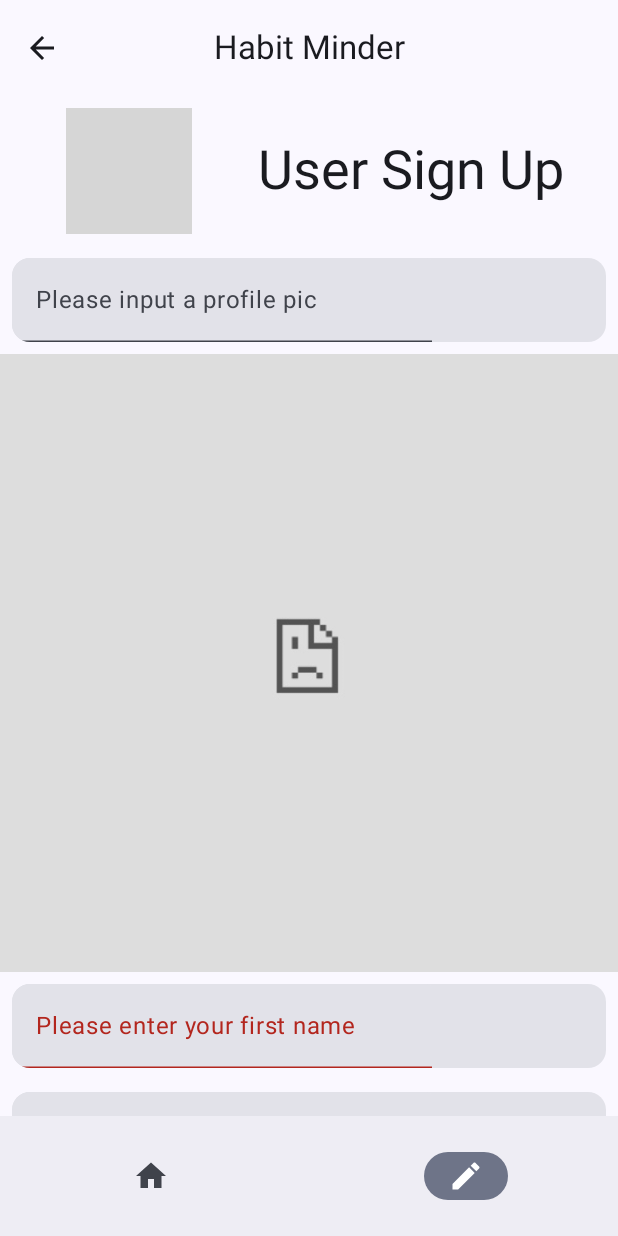
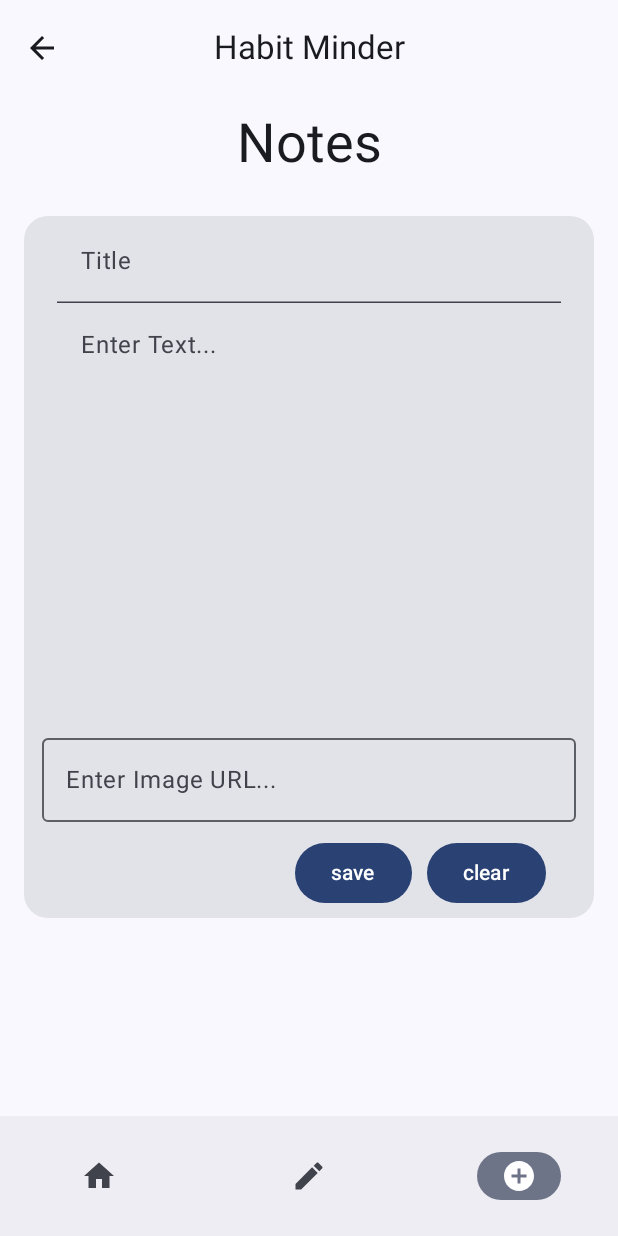
Before and after one commit to JeanRose-JAC/HabitTracker, an Android app built with Jetpack Compose: the screen it shows after launch (MainActivity), after a tap on "Go Back", on a phone screen of 412 x 824 dp. Run offline under Robolectric (Android 15) with nearby library versions, the phone set to English and light mode, and no system bars; grey boxes are pictures that could not be loaded.

Commit message:
Added 3rd screen + new navigation route

```diff
--- a/HabitTrackerApp/app/build.gradle.kts
+++ b/HabitTrackerApp/app/build.gradle.kts
@@ -4,6 +4,7 @@ plugins {
     id("com.android.application")
     id("org.jetbrains.kotlin.android")
     id("org.jlleitschuh.gradle.ktlint-idea") version "11.6.0"
+    id("kotlin-parcelize")
 }
 
 ktlint {
--- a/HabitTrackerApp/app/src/main/java/com/example/habittrackerapp/MainActivity.kt
+++ b/HabitTrackerApp/app/src/main/java/com/example/habittrackerapp/MainActivity.kt
@@ -15,10 +15,12 @@ import androidx.navigation.NavController
 import androidx.navigation.compose.rememberNavController
 import com.example.habittrackerapp.layout.MainLayout
 import com.example.habittrackerapp.navigation.rememberMutableStateListOf
+import com.example.habittrackerapp.noteInput.Note
 import com.example.habittrackerapp.ui.theme.HabitTrackerAppTheme
 
 val LocalNavController = compositionLocalOf<NavController> { error("No NavController found!") }
 val data= compositionLocalOf<SnapshotStateList<String>>{ error("No list found!")}
+val LocalNotesList = compositionLocalOf<SnapshotStateList<Note>> { error("No notes found!") }
 
 class MainActivity : ComponentActivity() {
     override fun onCreate(savedInstanceState: Bundle?) {
@@ -32,8 +34,9 @@ class MainActivity : ComponentActivity() {
                 ) {
                     val navController = rememberNavController()
                     val userInput = rememberMutableStateListOf<String>("","","","","","","")
+                    val notesList = rememberMutableStateListOf<Note>()
 
-                    CompositionLocalProvider(LocalNavController provides navController, data provides userInput) {
+                    CompositionLocalProvider(LocalNavController provides navController, data provides userInput,LocalNotesList provides notesList) {
                         MainLayout("Habit Minder") {
                             Router()
                         }
--- a/HabitTrackerApp/app/src/main/java/com/example/habittrackerapp/Router.kt
+++ b/HabitTrackerApp/app/src/main/java/com/example/habittrackerapp/Router.kt
@@ -7,6 +7,7 @@ import androidx.navigation.compose.NavHost
 import androidx.navigation.compose.composable
 import com.example.habittrackerapp.LocalNavController
 import com.example.habittrackerapp.navigation.AboutScreen
+import com.example.habittrackerapp.navigation.NoteScreen
 import com.example.habittrackerapp.navigation.UserSignUp
 
 
@@ -17,6 +18,7 @@ import com.example.habittrackerapp.navigation.UserSignUp
 sealed class Routes(val route:String)  {
     object SignUp : Routes("SignUpScreenRoute")
     object About : Routes("AboutScreenRoute")
+    object Note: Routes("NoteScreenRoute")
 }
 
 /**
@@ -33,6 +35,7 @@ fun Router() {
 
         composable(Routes.SignUp.route) { UserSignUp() }
         composable(Routes.About.route) { AboutScreen()}
+        composable(Routes.Note.route){ NoteScreen() }
     }
 
 }
--- a/HabitTrackerApp/app/src/main/java/com/example/habittrackerapp/layout/BottomBar.kt
+++ b/HabitTrackerApp/app/src/main/java/com/example/habittrackerapp/layout/BottomBar.kt
@@ -2,6 +2,7 @@ package com.example.habittrackerapp.layout
 
 import Routes
 import androidx.compose.material.icons.Icons
+import androidx.compose.material.icons.filled.AddCircle
 import androidx.compose.material.icons.filled.Create
 import androidx.compose.material.icons.filled.Home
 import androidx.compose.material3.Icon
@@ -21,7 +22,8 @@ data class NavBarIcon(
 
 val items = listOf(
     NavBarIcon(route= Routes.About.route, icon= Icons.Filled.Home),
-    NavBarIcon(route= Routes.SignUp.route, icon= Icons.Filled.Create),)
+    NavBarIcon(route= Routes.SignUp.route, icon= Icons.Filled.Create),
+    NavBarIcon(route= Routes.Note.route, icon= Icons.Filled.AddCircle),)
 
 /**
  * Composable for the shared bottom bar.
--- /dev/null
+++ b/HabitTrackerApp/app/src/main/java/com/example/habittrackerapp/navigation/NoteInputScreen.kt
@@ -0,0 +1,26 @@
+package com.example.habittrackerapp.navigation
+
+import androidx.compose.foundation.layout.Column
+import androidx.compose.foundation.layout.padding
+import androidx.compose.material3.MaterialTheme
+import androidx.compose.material3.Text
+import androidx.compose.runtime.Composable
+import androidx.compose.ui.Alignment
+import androidx.compose.ui.Modifier
+import androidx.compose.ui.unit.dp
+import com.example.habittrackerapp.noteInput.ViewNote
+
+
+@Composable
+fun NoteScreen(){
+
+    Column {
+        Text(text = "Notes",
+            modifier = Modifier
+                .padding(20.dp,10.dp)
+                .align(Alignment.CenterHorizontally),
+            style= MaterialTheme.typography.displaySmall
+        )
+        ViewNote()
+    }
+}
--- /dev/null
+++ b/HabitTrackerApp/app/src/main/java/com/example/habittrackerapp/noteInput/Note.kt
@@ -0,0 +1,6 @@
+package com.example.habittrackerapp.noteInput
+
+import android.os.Parcelable
+import kotlinx.parcelize.Parcelize
+@Parcelize
+data class Note(var title:String, var description:String, var urlImage:String?): Parcelable
--- /dev/null
+++ b/HabitTrackerApp/app/src/main/java/com/example/habittrackerapp/noteInput/NoteElements.kt
@@ -0,0 +1,132 @@
+package com.example.habittrackerapp.noteInput
+
+import android.widget.Toast
+import androidx.compose.foundation.layout.Column
+import androidx.compose.foundation.layout.Row
+import androidx.compose.foundation.layout.fillMaxWidth
+import androidx.compose.foundation.layout.height
+import androidx.compose.foundation.layout.padding
+import androidx.compose.foundation.rememberScrollState
+import androidx.compose.foundation.verticalScroll
+import androidx.compose.material3.Button
+import androidx.compose.material3.ExperimentalMaterial3Api
+import androidx.compose.material3.OutlinedTextField
+import androidx.compose.material3.Text
+import androidx.compose.material3.TextField
+import androidx.compose.material3.TextFieldDefaults
+import androidx.compose.runtime.Composable
+import androidx.compose.runtime.getValue
+import androidx.compose.runtime.mutableStateOf
+import androidx.compose.runtime.saveable.rememberSaveable
+import androidx.compose.runtime.setValue
+import androidx.compose.runtime.snapshots.SnapshotStateList
+import androidx.compose.ui.Alignment
+import androidx.compose.ui.Modifier
+import androidx.compose.ui.graphics.Color
+import androidx.compose.ui.platform.LocalContext
+import androidx.compose.ui.unit.dp
+import com.example.habittrackerapp.LocalNavController
+import com.example.habittrackerapp.LocalNotesList
+
+/**
+ * It contains text-fields for user input and saves it to a list
+ * */
+@OptIn(ExperimentalMaterial3Api::class)
+@Composable
+fun NotePadElement() {
+
+    var title by rememberSaveable { mutableStateOf("") }
+    val maxLength = 20
+    var urlImage by rememberSaveable { mutableStateOf("") }
+    var context = LocalContext.current;
+    var notesList= LocalNotesList.current
+    var navController= LocalNavController.current
+    var description by rememberSaveable { mutableStateOf("") }
+    val scrollState = rememberScrollState()
+
+    Column(modifier = Modifier.padding(2.dp))
+    {
+        //title text field
+        TextField(
+            value = title,
+            onValueChange = {
+                if (it.length <= maxLength) title = it
+                else Toast.makeText(
+                    context,
+                    "Cannot be more than 20 Characters",
+                    Toast.LENGTH_SHORT
+                ).show()
+            },
+            placeholder = { Text("Title") },
+            singleLine = true,
+            colors = TextFieldDefaults.textFieldColors(
+                containerColor = Color.Transparent
+            ),
+            modifier = Modifier
+                .padding(20.dp, 0.dp)
+                .fillMaxWidth()
+        )
+        //body/content description text field
+        TextField(
+            value = description,
+            onValueChange = { description = it },
+            modifier = Modifier
+                .height(250.dp)
+                .padding(20.dp, 0.dp)
+                .verticalScroll(scrollState),
+            placeholder = { Text("Enter Text...") },
+            colors = TextFieldDefaults.textFieldColors(
+                disabledTextColor = Color.Transparent,
+                focusedIndicatorColor = Color.Transparent,
+                unfocusedIndicatorColor = Color.Transparent,
+                disabledIndicatorColor = Color.Transparent
+            ),
+        )
+
+        OutlinedTextField(value = urlImage, onValueChange = { urlImage = it },
+            modifier = Modifier
+                .padding(10.dp, 40.dp, 10.dp, 10.dp)
+                .fillMaxWidth()
+                .verticalScroll(scrollState),
+            placeholder = { Text("Enter Image URL...") },
+            singleLine = true)
+
+
+
+            //Buttons
+            Row(modifier = Modifier
+                .padding(0.dp, 0.dp, 20.dp, 0.dp)
+                .align(Alignment.End))
+            {
+                //saves input to the list
+                Button(onClick =
+                {
+                        addToList(
+                            title = title,
+                            description = description,
+                            urlImage= urlImage,
+                            notesList = notesList
+                        )
+                        title = ""
+                        description = ""
+                        urlImage= ""
+
+                }, modifier = Modifier.padding(0.dp),
+                     ) { Text("save") }
+                //clears user input
+                Button(onClick = {
+                    title = ""
+                    description = ""
+                    urlImage= ""
+                }, modifier = Modifier.padding(10.dp, 0.dp)) { Text("clear") }
+            }
+    }
+}
+
+///adds the new notes to the list if the items aren't empty
+fun addToList(title: String, description: String, urlImage:String?,notesList: SnapshotStateList<Note>) {
+
+        val newNote = Note(title, description, urlImage)
+        notesList.add(newNote)
+
+}
--- /dev/null
+++ b/HabitTrackerApp/app/src/main/java/com/example/habittrackerapp/noteInput/NoteLayout.kt
@@ -0,0 +1,30 @@
+package com.example.habittrackerapp.noteInput
+
+import androidx.compose.foundation.layout.Column
+import androidx.compose.foundation.layout.fillMaxWidth
+import androidx.compose.foundation.layout.height
+import androidx.compose.foundation.layout.padding
+import androidx.compose.foundation.shape.RoundedCornerShape
+import androidx.compose.material3.Card
+import androidx.compose.runtime.Composable
+import androidx.compose.ui.Modifier
+import androidx.compose.ui.unit.dp
+
+/**
+ * Formats the note elements to look prettier*/
+@Composable
+fun NoteLayout() {
+
+
+    Column() {
+        Card(
+            modifier = Modifier
+                .fillMaxWidth()
+                .height(500.dp)
+                .padding(16.dp),
+            shape = RoundedCornerShape(16.dp),
+        ) {
+            NotePadElement()
+        }
+    }
+}
--- /dev/null
+++ b/HabitTrackerApp/app/src/main/java/com/example/habittrackerapp/noteInput/ViewNote.kt
@@ -0,0 +1,19 @@
+package com.example.habittrackerapp.noteInput
+
+import androidx.compose.foundation.layout.Column
+import androidx.compose.foundation.rememberScrollState
+import androidx.compose.foundation.verticalScroll
+import androidx.compose.runtime.Composable
+import androidx.compose.ui.Modifier
+
+/**
+ * Main screen that contains adn displays the note design and list */
+@Composable
+fun ViewNote() {
+    val scrollState = rememberScrollState()
+    //scrollable
+    Column(modifier = Modifier.verticalScroll(scrollState)) {
+        NoteLayout() //shows notePad
+
+    }
+}
```
